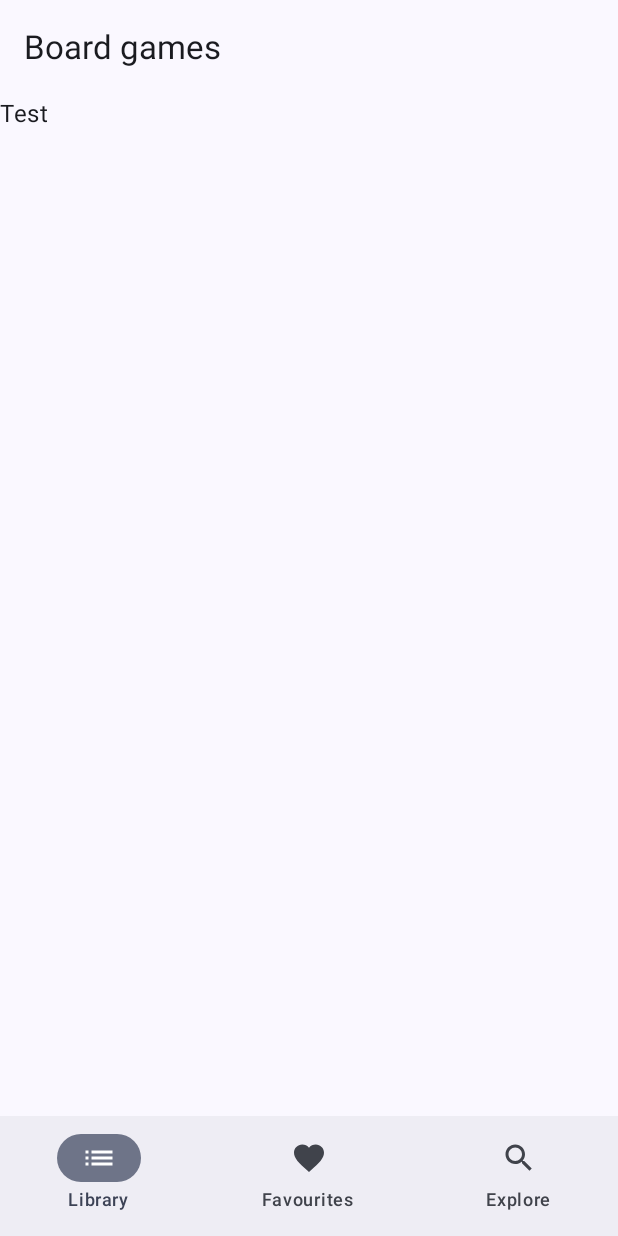
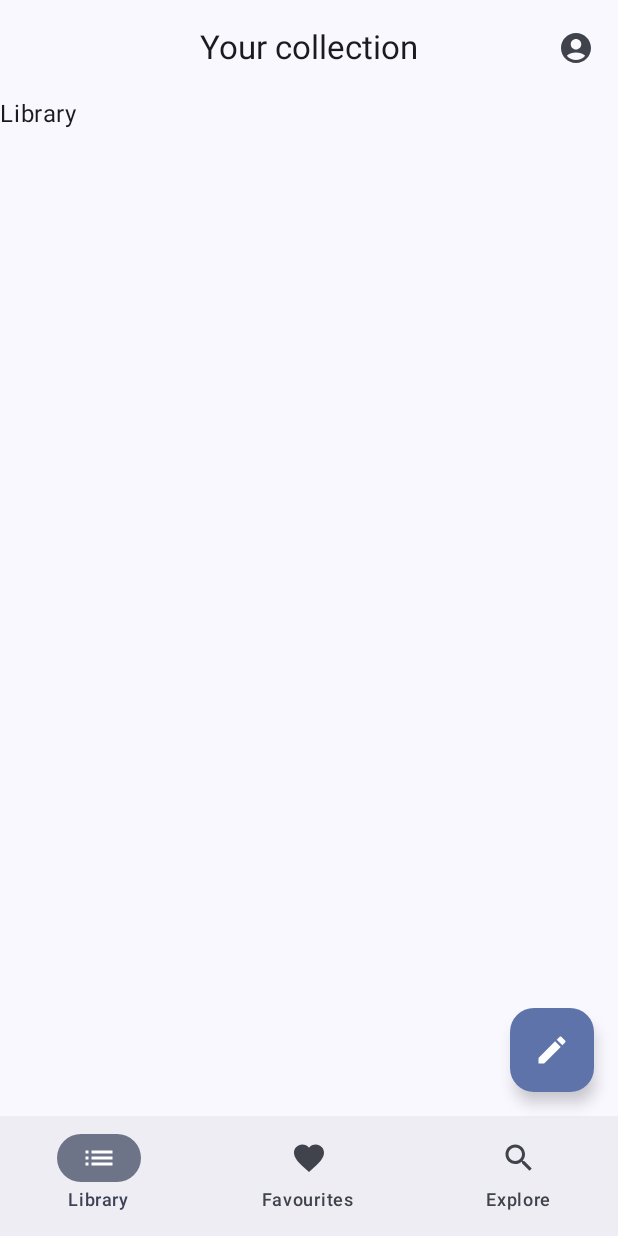
Before and after one commit to SarahEggermont/android-BoardGamesApp, an Android app built with Jetpack Compose: the screen it shows after launch (MainActivity), on a phone screen of 412 x 824 dp. Run offline under Robolectric (Android 15) with nearby library versions, the phone set to English and light mode, and no system bars.

Commit message:
Navigation - top and bottom bar

```diff
--- /dev/null
+++ b/app/src/main/java/com/example/boardgamesapp/Destinations.kt
@@ -0,0 +1,9 @@
+package com.example.boardgamesapp
+
+enum class Destinations {
+    Library,
+    Favourites,
+    Explore,
+    Profile,
+    DetailGame
+}
--- a/app/src/main/java/com/example/boardgamesapp/MainActivity.kt
+++ b/app/src/main/java/com/example/boardgamesapp/MainActivity.kt
@@ -3,19 +3,25 @@ package com.example.boardgamesapp
 import android.os.Bundle
 import androidx.activity.ComponentActivity
 import androidx.activity.compose.setContent
-import androidx.compose.foundation.layout.Arrangement
-import androidx.compose.foundation.layout.Column
 import androidx.compose.foundation.layout.fillMaxSize
 import androidx.compose.foundation.layout.padding
+import androidx.compose.material.icons.Icons
+import androidx.compose.material.icons.filled.Edit
 import androidx.compose.material3.ExperimentalMaterial3Api
+import androidx.compose.material3.FloatingActionButton
+import androidx.compose.material3.Icon
 import androidx.compose.material3.MaterialTheme
 import androidx.compose.material3.Scaffold
 import androidx.compose.material3.Surface
 import androidx.compose.material3.Text
 import androidx.compose.runtime.Composable
+import androidx.compose.runtime.getValue
 import androidx.compose.ui.Modifier
 import androidx.compose.ui.tooling.preview.Preview
-import androidx.compose.ui.unit.dp
+import androidx.navigation.compose.NavHost
+import androidx.navigation.compose.composable
+import androidx.navigation.compose.currentBackStackEntryAsState
+import androidx.navigation.compose.rememberNavController
 import com.example.boardgamesapp.ui.theme.BoardGamesAppTheme
 
 class MainActivity : ComponentActivity() {
@@ -38,21 +44,70 @@ class MainActivity : ComponentActivity() {
 @OptIn(ExperimentalMaterial3Api::class)
 @Composable
 fun BoardGamesApp() {
+    val navController = rememberNavController()
+    val currentBackStack by navController.currentBackStackEntryAsState()
+
     Scaffold(
         containerColor = MaterialTheme.colorScheme.surface,
         topBar = {
-            MyTopBar()
+            val canNavigateBack =
+                currentBackStack?.destination?.route == Destinations.DetailGame.name
+            MyTopBar(
+                canNavigateBack = canNavigateBack,
+                when (currentBackStack?.destination?.route) {
+                    Destinations.Library.name -> R.string.library_title
+                    Destinations.Favourites.name -> R.string.favourites_title
+                    Destinations.Explore.name -> R.string.explore_title
+                    Destinations.Profile.name -> R.string.profile_title
+                    else -> R.string.board_games
+                },
+                navController
+            ) {
+                navController.popBackStack()
+            }
         },
         bottomBar = {
-            MyBottomAppBar()
+            MyBottomAppBar(
+                navController,
+                onProfilePage = currentBackStack?.destination?.route == Destinations.Profile.name
+            )
+        },
+        floatingActionButton = {
+            var fabShown = false
+            val fabImageIcon = Icons.Default.Edit
+            when (currentBackStack?.destination?.route) {
+                Destinations.Library.name -> {
+                    fabShown = true
+                }
+
+                Destinations.Favourites.name -> {
+                    fabShown = true
+                }
+            }
+            if (fabShown) {
+                FloatingActionButton(onClick = { /* TODO */ }) {
+                    Icon(fabImageIcon, contentDescription = "Edit list")
+                }
+            }
         }
     ) { innerPadding ->
-        Column(
-            modifier = Modifier
-                .padding(innerPadding),
-            verticalArrangement = Arrangement.spacedBy(16.dp)
+        NavHost(
+            navController = navController,
+            startDestination = Destinations.Library.name,
+            modifier = Modifier.padding(innerPadding)
         ) {
-            Text("Test")
+            composable(Destinations.Library.name) {
+                Text(text = Destinations.Library.name)
+            }
+            composable(Destinations.Favourites.name) {
+                Text(text = Destinations.Favourites.name)
+            }
+            composable(Destinations.Explore.name) {
+                Text(text = Destinations.Explore.name)
+            }
+            composable(Destinations.Profile.name) {
+                Text(text = Destinations.Profile.name)
+            }
         }
     }
 }
--- a/app/src/main/java/com/example/boardgamesapp/MyBottomAppBar.kt
+++ b/app/src/main/java/com/example/boardgamesapp/MyBottomAppBar.kt
@@ -10,10 +10,11 @@ import androidx.compose.material3.NavigationBarItem
 import androidx.compose.material3.Text
 import androidx.compose.runtime.Composable
 import androidx.compose.runtime.getValue
-import androidx.compose.runtime.mutableStateOf
+import androidx.compose.runtime.mutableIntStateOf
 import androidx.compose.runtime.remember
 import androidx.compose.runtime.setValue
 import androidx.compose.ui.graphics.vector.ImageVector
+import androidx.navigation.NavController
 
 data class BottomAppBarElements(
     val label: String,
@@ -21,21 +22,40 @@ data class BottomAppBarElements(
 )
 
 @Composable
-fun MyBottomAppBar() {
-    var selectedItem by remember { mutableStateOf(0) }
+fun MyBottomAppBar(navController: NavController, onProfilePage: Boolean) {
+    var selectedItem by remember { mutableIntStateOf(0) }
     val items = listOf(
-        BottomAppBarElements("Library", Icons.Filled.List),
-        BottomAppBarElements("Favourites", Icons.Filled.Favorite),
-        BottomAppBarElements("Explore", Icons.Filled.Search)
+        BottomAppBarElements(Destinations.Library.name, Icons.Filled.List),
+        BottomAppBarElements(Destinations.Favourites.name, Icons.Filled.Favorite),
+        BottomAppBarElements(Destinations.Explore.name, Icons.Filled.Search)
     )
+    if (onProfilePage) {
+        NavigationBar {
+            items.forEachIndexed { index, item ->
+                NavigationBarItem(
+                    icon = { Icon(item.icon, contentDescription = item.label) },
+                    label = { Text(item.label) },
+                    selected = false,
+                    onClick = {
+                        navController.navigate(item.label)
+                        selectedItem = index
+                    }
+                )
+            }
+        }
+    } else {
         NavigationBar {
             items.forEachIndexed { index, item ->
                 NavigationBarItem(
                     icon = { Icon(item.icon, contentDescription = item.label) },
                     label = { Text(item.label) },
                     selected = selectedItem == index,
-                onClick = { selectedItem = index }
+                    onClick = {
+                        navController.navigate(item.label)
+                        selectedItem = index
+                    }
                 )
             }
         }
     }
+}
--- a/app/src/main/java/com/example/boardgamesapp/MyTopBar.kt
+++ b/app/src/main/java/com/example/boardgamesapp/MyTopBar.kt
@@ -1,14 +1,45 @@
 package com.example.boardgamesapp
 
+import androidx.annotation.StringRes
+import androidx.compose.material.icons.Icons
+import androidx.compose.material.icons.filled.AccountCircle
+import androidx.compose.material.icons.filled.ArrowBack
+import androidx.compose.material3.CenterAlignedTopAppBar
 import androidx.compose.material3.ExperimentalMaterial3Api
+import androidx.compose.material3.Icon
+import androidx.compose.material3.IconButton
+import androidx.compose.material3.MaterialTheme
 import androidx.compose.material3.Text
-import androidx.compose.material3.TopAppBar
+import androidx.compose.material3.TopAppBarDefaults
 import androidx.compose.runtime.Composable
+import androidx.compose.ui.res.stringResource
+import androidx.navigation.NavController
 
 @OptIn(ExperimentalMaterial3Api::class)
 @Composable
-fun MyTopBar() {
-    TopAppBar(
-        title = { Text(text = "Board games") }
+fun MyTopBar(
+    canNavigateBack: Boolean,
+    @StringRes title: Int,
+    navController: NavController,
+    goBack: () -> Unit
+) {
+    CenterAlignedTopAppBar(
+        colors = TopAppBarDefaults.smallTopAppBarColors(
+            containerColor = MaterialTheme.colorScheme.surface,
+            titleContentColor = MaterialTheme.colorScheme.onSurface
+        ),
+        title = { Text(stringResource(title)) },
+        navigationIcon = {
+            if (canNavigateBack) {
+                IconButton(onClick = goBack) {
+                    Icon(Icons.Filled.ArrowBack, contentDescription = "Go back")
+                }
+            }
+        },
+        actions = {
+            IconButton(onClick = { navController.navigate(Destinations.Profile.name) }) {
+                Icon(Icons.Filled.AccountCircle, contentDescription = "Go to profile")
+            }
+        }
     )
 }
--- a/app/src/main/res/values/strings.xml
+++ b/app/src/main/res/values/strings.xml
@@ -1,3 +1,8 @@
 <resources>
     <string name="app_name">BoardGamesApp</string>
+    <string name="library_title">Your collection</string>
+    <string name="favourites_title">Your favourites</string>
+    <string name="explore_title">Explore more</string>
+    <string name="profile_title">Your profile</string>
+    <string name="board_games">Board Games Collection</string>
 </resources>
```
Lines whose indentation alone changed are shown as unchanged.
